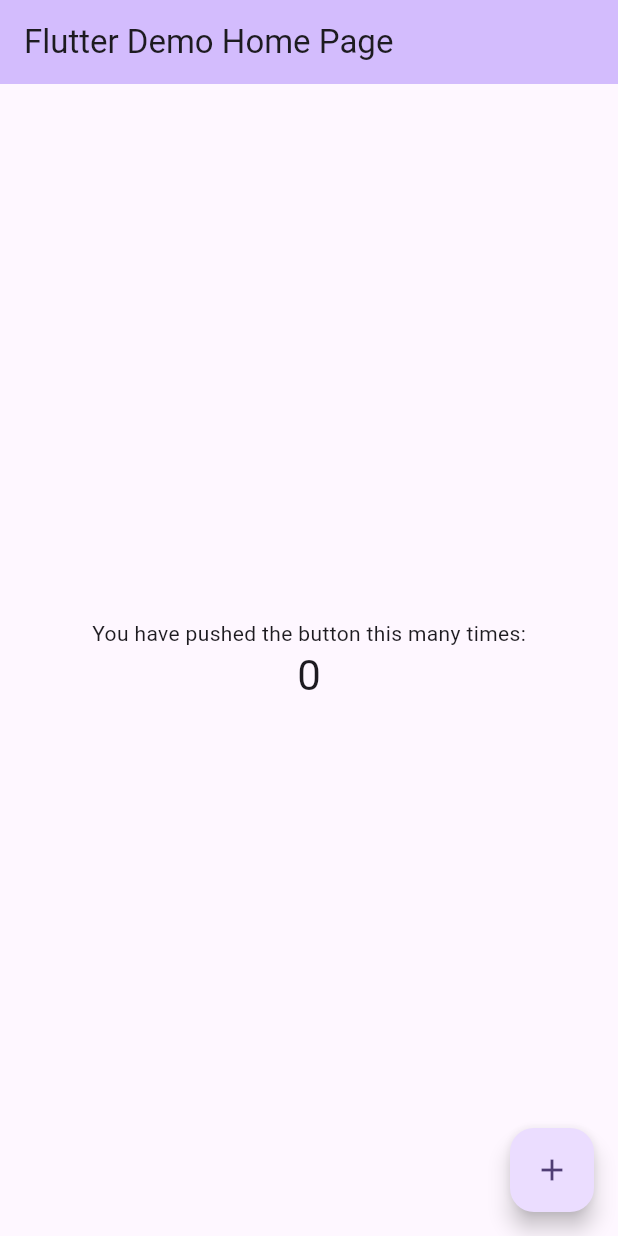
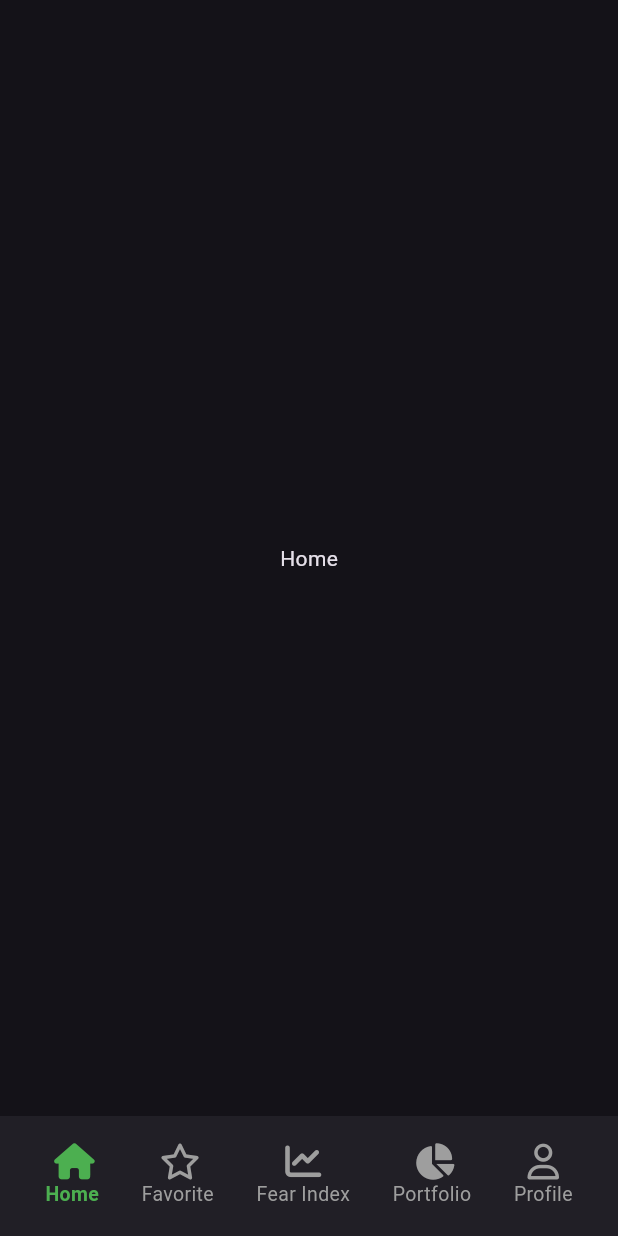
Before and after one commit to n3k00/coinite, a Flutter app: the screen it shows after launch, on a phone screen of 412 x 824 dp. Run offline on Flutter 3.47's test engine with Material 3 defaults, Android fonts, the phone set to English and light mode, and no system bars; drawn by our look-alikes of zoom_tap_animation; our stand-ins replace font_awesome_flutter, get; network calls fail.

Commit message:
complete page controller and VO object

```diff
--- a/analysis_options.yaml
+++ b/analysis_options.yaml
@@ -21,6 +21,12 @@ linter:
   # `// ignore_for_file: name_of_lint` syntax on the line or in the file
   # producing the lint.
   rules:
+    prefer_const_constructors: false
+    prefer_final_fields: false
+    use_key_in_widget_constructors: false
+    prefer_const_literals_to_create_immutables: false
+    prefer_const_constructors_in_immutables: false
+    avoid_print: false
     # avoid_print: false  # Uncomment to disable the `avoid_print` rule
     # prefer_single_quotes: true  # Uncomment to enable the `prefer_single_quotes` rule
 
--- a/lib/main.dart
+++ b/lib/main.dart
@@ -1,3 +1,4 @@
+import 'package:coinite/main_wrapper.dart';
 import 'package:flutter/material.dart';
 
 void main() {
@@ -11,115 +12,13 @@
   @override
   Widget build(BuildContext context) {
     return MaterialApp(
+      debugShowCheckedModeBanner: false,
       title: 'Flutter Demo',
-      theme: ThemeData(
-        // This is the theme of your application.
-        //
-        // TRY THIS: Try running your application with "flutter run". You'll see
-        // the application has a purple toolbar. Then, without quitting the app,
-        // try changing the seedColor in the colorScheme below to Colors.green
-        // and then invoke "hot reload" (save your changes or press the "hot
-        // reload" button in a Flutter-supported IDE, or press "r" if you used
-        // the command line to start the app).
-        //
-        // Notice that the counter didn't reset back to zero; the application
-        // state is not lost during the reload. To reset the state, use hot
-        // restart instead.
-        //
-        // This works for code too, not just values: Most code changes can be
-        // tested with just a hot reload.
-        colorScheme: ColorScheme.fromSeed(seedColor: Colors.deepPurple),
+      theme: ThemeData.dark(
+        //colorScheme: ColorScheme.fromSeed(seedColor: Colors.deepPurple),
         useMaterial3: true,
       ),
-      home: const MyHomePage(title: 'Flutter Demo Home Page'),
+      home: MainWrapper(),
     );
   }
 }
-
-class MyHomePage extends StatefulWidget {
-  const MyHomePage({super.key, required this.title});
-
-  // This widget is the home page of your application. It is stateful, meaning
-  // that it has a State object (defined below) that contains fields that affect
-  // how it looks.
-
-  // This class is the configuration for the state. It holds the values (in this
-  // case the title) provided by the parent (in this case the App widget) and
-  // used by the build method of the State. Fields in a Widget subclass are
-  // always marked "final".
-
-  final String title;
-
-  @override
-  State<MyHomePage> createState() => _MyHomePageState();
-}
-
-class _MyHomePageState extends State<MyHomePage> {
-  int _counter = 0;
-
-  void _incrementCounter() {
-    setState(() {
-      // This call to setState tells the Flutter framework that something has
-      // changed in this State, which causes it to rerun the build method below
-      // so that the display can reflect the updated values. If we changed
-      // _counter without calling setState(), then the build method would not be
-      // called again, and so nothing would appear to happen.
-      _counter++;
-    });
-  }
-
-  @override
-  Widget build(BuildContext context) {
-    // This method is rerun every time setState is called, for instance as done
-    // by the _incrementCounter method above.
-    //
-    // The Flutter framework has been optimized to make rerunning build methods
-    // fast, so that you can just rebuild anything that needs updating rather
-    // than having to individually change instances of widgets.
-    return Scaffold(
-      appBar: AppBar(
-        // TRY THIS: Try changing the color here to a specific color (to
-        // Colors.amber, perhaps?) and trigger a hot reload to see the AppBar
-        // change color while the other colors stay the same.
-        backgroundColor: Theme.of(context).colorScheme.inversePrimary,
-        // Here we take the value from the MyHomePage object that was created by
-        // the App.build method, and use it to set our appbar title.
-        title: Text(widget.title),
-      ),
-      body: Center(
-        // Center is a layout widget. It takes a single child and positions it
-        // in the middle of the parent.
-        child: Column(
-          // Column is also a layout widget. It takes a list of children and
-          // arranges them vertically. By default, it sizes itself to fit its
-          // children horizontally, and tries to be as tall as its parent.
-          //
-          // Column has various properties to control how it sizes itself and
-          // how it positions its children. Here we use mainAxisAlignment to
-          // center the children vertically; the main axis here is the vertical
-          // axis because Columns are vertical (the cross axis would be
-          // horizontal).
-          //
-          // TRY THIS: Invoke "debug painting" (choose the "Toggle Debug Paint"
-          // action in the IDE, or press "p" in the console), to see the
-          // wireframe for each widget.
-          mainAxisAlignment: MainAxisAlignment.center,
-          children: <Widget>[
-            const Text(
-              'You have pushed the button this many times:',
-            ),
-            Text(
-              '$_counter',
-              style: Theme.of(context).textTheme.headlineMedium,
-            ),
-          ],
-        ),
-      ),
-      floatingActionButton: FloatingActionButton(
-        onPressed: _incrementCounter,
-        tooltip: 'Increment',
-        child: const Icon(Icons.add),
-      ), // This trailing comma makes auto-formatting nicer for build methods.
-    );
-  }
-}
--- /dev/null
+++ b/lib/main_wrapper.dart
@@ -0,0 +1,111 @@
+import 'package:coinite/controllers/main_wrapper_controller.dart';
+import 'package:coinite/networks.dart';
+import 'package:coinite/resources/dimens.dart';
+import 'package:coinite/views/favorite_page.dart';
+import 'package:coinite/views/fear_index_page.dart';
+import 'package:coinite/views/home_page.dart';
+import 'package:coinite/views/porfolio_page.dart';
+import 'package:coinite/views/profile_page.dart';
+import 'package:flutter/material.dart';
+import 'package:font_awesome_flutter/font_awesome_flutter.dart';
+import 'package:get/get.dart';
+import 'package:zoom_tap_animation/zoom_tap_animation.dart';
+
+class MainWrapper extends StatelessWidget {
+  final MainWrapperController controller = Get.put(MainWrapperController());
+
+  @override
+  Widget build(BuildContext context) {
+    Network().getCrypto();
+    return Scaffold(
+      body: PageView(
+        controller: controller.pageController,
+        onPageChanged: controller.animatedToTab,
+        physics: BouncingScrollPhysics(),
+        children: [
+          HomePage(),
+          FavoritePage(),
+          FearIndexPage(),
+          PortfolioPage(),
+          ProfilePage(),
+        ],
+      ),
+      bottomNavigationBar: BottomAppBar(
+        elevation: 0,
+        notchMargin: 10,
+        child: Obx(() => Row(
+              mainAxisAlignment: MainAxisAlignment.spaceAround,
+              children: [
+                _bottomAppBarItem(
+                  context,
+                  icons: FontAwesomeIcons.house,
+                  page: 0,
+                  label: "Home",
+                ),
+                _bottomAppBarItem(
+                  context,
+                  icons: FontAwesomeIcons.star,
+                  page: 1,
+                  label: "Favorite",
+                ),
+                _bottomAppBarItem(
+                  context,
+                  icons: FontAwesomeIcons.chartLine,
+                  page: 2,
+                  label: "Fear Index",
+                ),
+                _bottomAppBarItem(
+                  context,
+                  icons: FontAwesomeIcons.chartPie,
+                  page: 3,
+                  label: "Portfolio",
+                ),
+                _bottomAppBarItem(
+                  context,
+                  icons: FontAwesomeIcons.user,
+                  page: 4,
+                  label: "Profile",
+                ),
+              ],
+            )),
+      ),
+    );
+  }
+
+  Widget _bottomAppBarItem(
+    BuildContext context, {
+    required icons,
+    required page,
+    required label,
+  }) {
+    return ZoomTapAnimation(
+      onTap: () => controller.goToTab(page),
+      child: Container(
+        color: Colors.transparent,
+        child: Column(
+          mainAxisSize: MainAxisSize.min,
+          children: [
+            Icon(
+              icons,
+              color: controller.currentPage.value == page
+                  ? Colors.green
+                  : Colors.grey,
+            ),
+            Text(
+              label,
+              style: TextStyle(
+                color: controller.currentPage.value == page
+                    ? Colors.green
+                    : Colors.grey,
+                fontSize: NAV_BAR_UNSELECT_TEXT_SIZE,
+                fontWeight: controller.currentPage.value == page
+                    ? FontWeight.w600
+                    : null,
+              ),
+            ),
+          ],
+        ),
+      ),
+    );
+  }
+}
--- /dev/null
+++ b/lib/models/vo/crypto_vo.dart
@@ -0,0 +1,51 @@
+import 'package:coinite/models/vo/quotes_vo.dart';
+import 'package:json_annotation/json_annotation.dart';
+
+part 'crypto_vo.g.dart';
+
+@JsonSerializable()
+class CryptoVO {
+  @JsonKey(name: "id")
+  int id;
+
+  @JsonKey(name: "name")
+  String name;
+
+  @JsonKey(name: "symbol")
+  String symbol;
+
+  @JsonKey(name: "website_slug")
+  String websiteSlug;
+
+  @JsonKey(name: "rank")
+  int rank;
+
+  @JsonKey(name: "circulating_supply")
+  int circulatingSupply;
+
+  @JsonKey(name: "total_supply")
+  int totalSupply;
+
+  @JsonKey(name: "max_supply")
+  int maxSupply;
+
+  @JsonKey(name: "quotes")
+  Quotes quotes;
+
+  CryptoVO(
+    this.id,
+    this.name,
+    this.symbol,
+    this.websiteSlug,
+    this.rank,
+    this.circulatingSupply,
+    this.totalSupply,
+    this.maxSupply,
+    this.quotes,
+  );
+
+  factory CryptoVO.fromJson(Map<String, dynamic> json) =>
+      _$CryptoVOFromJson(json);
+
+  Map<String, dynamic> toJson() => _$CryptoVOToJson(this);
+}
--- /dev/null
+++ b/lib/views/home_page.dart
@@ -0,0 +1,12 @@
+import 'package:flutter/material.dart';
+
+class HomePage extends StatelessWidget {
+  const HomePage({super.key});
+
+  @override
+  Widget build(BuildContext context) {
+    return Center(
+      child: Text("Home"),
+    );
+  }
+}
```
Also changed, not shown: lib/controllers/main_wrapper_controller.dart (added, +33 -0 lines), lib/models/vo/detail_vo.dart (added, +37 -0 lines), lib/models/vo/quotes_vo.dart (added, +17 -0 lines), lib/networks.dart (added, +26 -0 lines), lib/resources/dimens.dart (added, +22 -0 lines), lib/views/favorite_page.dart (added, +12 -0 lines), lib/views/fear_index_page.dart (added, +12 -0 lines), lib/views/porfolio_page.dart (added, +12 -0 lines), lib/views/profile_page.dart (added, +12 -0 lines), pubspec.yaml (+9 -0 lines), lib/models/vo/crypto_vo.g.dart (added), lib/models/vo/detail_vo.g.dart (added), pubspec.lock.
